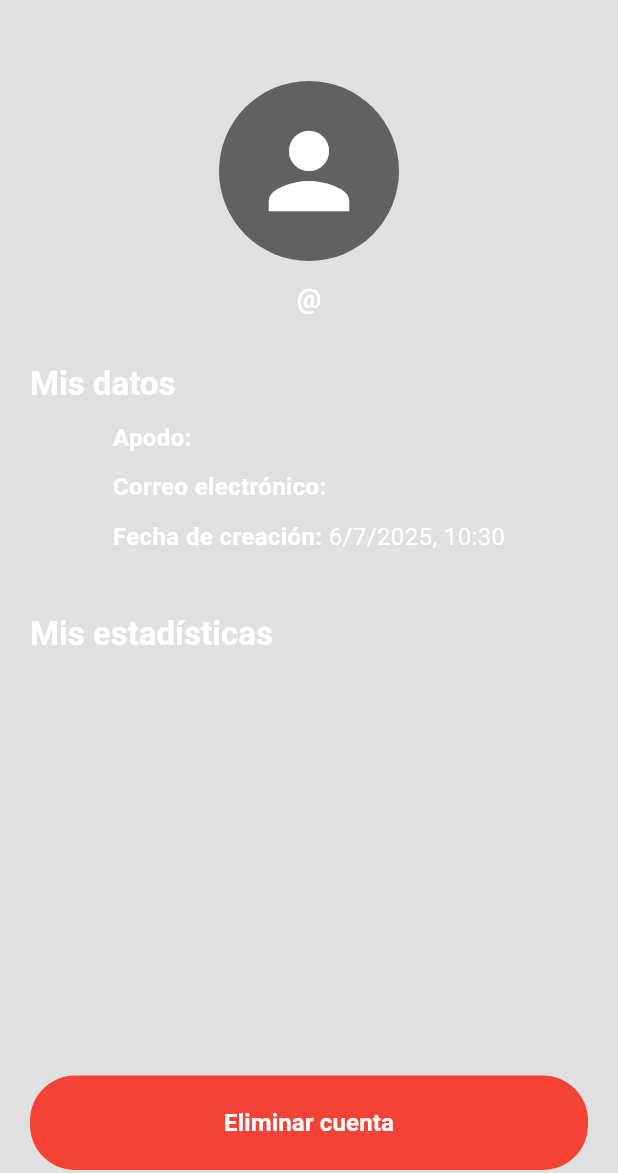
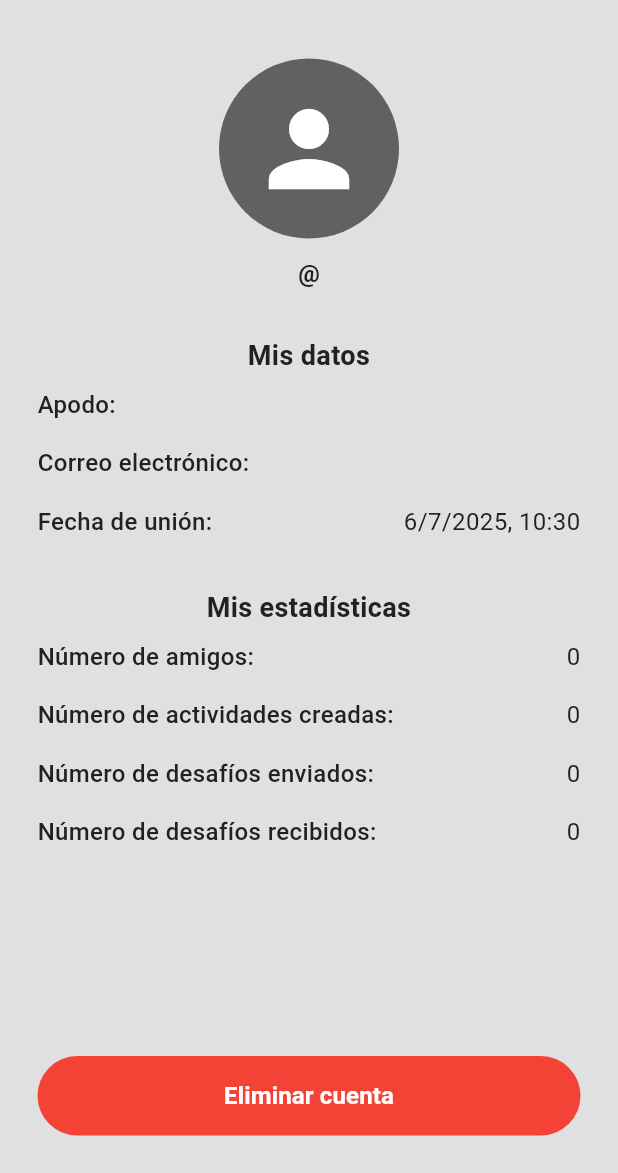
Before and after one commit to ignamarga1/ActivityTracker, a Flutter app: the UserProfilePage screen opened by its route, on a phone screen of 412 x 824 dp, the part 63-1236 px from its top. Run offline on Flutter 3.47's test engine with Material 3 defaults, Android fonts, the phone set to English and light mode, and no system bars; our stand-ins replace cloud_firestore, easy_date_timeline, firebase_auth, firebase_core, flutter_dotenv, fluttertoast and 3 more; accounts and stored records are empty.

Commit message:
Improved UI design
- Changed the profile user page
- Changed font size for titles in the activity details page
- Renamed ProfileCardHeader to DrawerHeaderCard

```diff
--- a/activity_tracker_flutter/lib/components/drawer_header.dart
+++ b/activity_tracker_flutter/lib/components/drawer_header.dart
@@ -1,12 +1,12 @@
 import 'package:flutter/material.dart';
 import 'package:palette_generator/palette_generator.dart';
 
-class ProfileCardHeader extends StatefulWidget {
+class DrawerHeaderCard extends StatefulWidget {
   final String? profileImageUrl;
   final String username;
   final String nickname;
 
-  const ProfileCardHeader({
+  const DrawerHeaderCard({
     super.key,
     required this.profileImageUrl,
     required this.username,
@@ -14,10 +14,10 @@ class ProfileCardHeader extends StatefulWidget {
   });
 
   @override
-  State<ProfileCardHeader> createState() => _ProfileCardHeaderState();
+  State<DrawerHeaderCard> createState() => _DrawerHeaderCardState();
 }
 
-class _ProfileCardHeaderState extends State<ProfileCardHeader> {
+class _DrawerHeaderCardState extends State<DrawerHeaderCard> {
   static final Map<String, List<Color>> _colorCache = {};
 
   static const Color defaultColor1 = Colors.blue;
@@ -33,7 +33,7 @@ class _ProfileCardHeaderState extends State<ProfileCardHeader> {
 
   // Checks if the widget has updated
   @override
-  void didUpdateWidget(ProfileCardHeader oldWidget) {
+  void didUpdateWidget(DrawerHeaderCard oldWidget) {
     super.didUpdateWidget(oldWidget);
     if (widget.profileImageUrl != oldWidget.profileImageUrl) {
       _colorsFuture = _extractColors();
--- a/activity_tracker_flutter/lib/components/home_drawer.dart
+++ b/activity_tracker_flutter/lib/components/home_drawer.dart
@@ -3,7 +3,7 @@ import 'package:activity_tracker_flutter/providers/user_provider.dart';
 import 'package:flutter/material.dart';
 import 'package:activity_tracker_flutter/services/auth_service.dart';
 import 'package:provider/provider.dart';
-import 'drawer_tile.dart'; // si lo separas en otro archivo
+import 'drawer_tile.dart';
 
 class HomeDrawer extends StatefulWidget {
   const HomeDrawer({super.key});
@@ -26,7 +26,7 @@ class _HomeDrawerState extends State<HomeDrawer> {
       child: Column(
         children: [
           // DRAWER HEADER
-          ProfileCardHeader(
+          DrawerHeaderCard(
             profileImageUrl: user!.profilePictureURL,
             username: user.username,
             nickname: user.nickname,
--- a/activity_tracker_flutter/lib/pages/activities/activity_details_page.dart
+++ b/activity_tracker_flutter/lib/pages/activities/activity_details_page.dart
@@ -33,7 +33,7 @@ class _ActivityDetailsPageState extends State<ActivityDetailsPage>
 
     return Scaffold(
       appBar: AppBar(
-        title: const Text('Detalles de la actividad'),
+        title: const Text('Detalles'),
         backgroundColor: Theme.of(context).colorScheme.surface,
 
         // TabBar
@@ -91,7 +91,7 @@ Widget _buildDetailsTab(BuildContext context, Activity activity) {
                   const Text(
                     'Información general',
                     textAlign: TextAlign.center,
-                    style: TextStyle(fontWeight: FontWeight.bold, fontSize: 16),
+                    style: TextStyle(fontWeight: FontWeight.bold, fontSize: 18),
                   ),
                   _buildInfoRow('Título:', activity.title),
                   if (activity.description!.isNotEmpty)
@@ -103,7 +103,7 @@ Widget _buildDetailsTab(BuildContext context, Activity activity) {
                   const Text(
                     'Hito',
                     textAlign: TextAlign.center,
-                    style: TextStyle(fontWeight: FontWeight.bold, fontSize: 16),
+                    style: TextStyle(fontWeight: FontWeight.bold, fontSize: 18),
                   ),
                   Column(
                     crossAxisAlignment: CrossAxisAlignment.start,
@@ -136,7 +136,7 @@ Widget _buildDetailsTab(BuildContext context, Activity activity) {
                   const Text(
                     'Frecuencia',
                     textAlign: TextAlign.center,
-                    style: TextStyle(fontWeight: FontWeight.bold, fontSize: 16),
+                    style: TextStyle(fontWeight: FontWeight.bold, fontSize: 18),
                   ),
                   Column(
                     crossAxisAlignment: CrossAxisAlignment.start,
@@ -166,7 +166,7 @@ Widget _buildDetailsTab(BuildContext context, Activity activity) {
                   const Text(
                     'Recordatorio',
                     textAlign: TextAlign.center,
-                    style: TextStyle(fontWeight: FontWeight.bold, fontSize: 16),
+                    style: TextStyle(fontWeight: FontWeight.bold, fontSize: 18),
                   ),
                   Column(
                     crossAxisAlignment: CrossAxisAlignment.start,
@@ -277,7 +277,10 @@ Widget _buildInfoRow(String title, String value) {
     child: Row(
       mainAxisAlignment: MainAxisAlignment.spaceBetween,
       children: [
-        Text(title, style: const TextStyle(fontWeight: FontWeight.w500)),
+        Text(
+          title,
+          style: const TextStyle(fontWeight: FontWeight.w500, fontSize: 16),
+        ),
         const SizedBox(width: 10),
         Expanded(
           child: Text(
@@ -285,6 +288,7 @@ Widget _buildInfoRow(String title, String value) {
             textAlign: TextAlign.right,
             overflow: TextOverflow.ellipsis,
             maxLines: 2,
+            style: const TextStyle(fontSize: 16),
           ),
         ),
       ],
@@ -301,7 +305,10 @@ Widget _buildCategoryRow(String title, ActivityCategory category) {
     child: Row(
       mainAxisAlignment: MainAxisAlignment.spaceBetween,
       children: [
-        Text(title, style: const TextStyle(fontWeight: FontWeight.bold)),
+        Text(
+          title,
+          style: const TextStyle(fontWeight: FontWeight.w500, fontSize: 16),
+        ),
         const SizedBox(width: 10),
 
         Row(
@@ -313,6 +320,7 @@ Widget _buildCategoryRow(String title, ActivityCategory category) {
               textAlign: TextAlign.right,
               overflow: TextOverflow.ellipsis,
               maxLines: 2,
+              style: const TextStyle(fontSize: 16),
             ),
           ],
         ),
--- a/activity_tracker_flutter/lib/pages/user_profile/user_profile_page.dart
+++ b/activity_tracker_flutter/lib/pages/user_profile/user_profile_page.dart
@@ -38,26 +38,14 @@ class _UserProfilePageState extends State<UserProfilePage> {
 
       // User data
       body: user == null
-          ? Center(
-              child: Column(
-                mainAxisAlignment: MainAxisAlignment.center,
-                children: const [
-                  CircularProgressIndicator(color: Colors.white),
-                  SizedBox(height: 12),
-                  Text(
-                    'Cargando datos...',
-                    style: TextStyle(color: Colors.white),
-                  ),
-                ],
-              ),
-            )
-          : SingleChildScrollView(
-              padding: const EdgeInsets.all(20),
+          ? Center(child: CircularProgressIndicator())
+          : LayoutBuilder(
+              builder: (context, constraints) {
+                return Padding(
+                  padding: const EdgeInsets.all(25),
                   child: Column(
                     crossAxisAlignment: CrossAxisAlignment.center,
                     children: [
-                  const SizedBox(height: 20),
-
                       // Profile picture
                       CircleAvatar(
                         radius: 60,
@@ -66,11 +54,7 @@ class _UserProfilePageState extends State<UserProfilePage> {
                             : null,
                         backgroundColor: Colors.grey.shade700,
                         child: user.profilePictureURL == ''
-                        ? const Icon(
-                            Icons.person,
-                            size: 80,
-                            color: Colors.white,
-                          )
+                            ? const Icon(Icons.person, size: 80)
                             : null,
                       ),
                       const SizedBox(height: 12),
@@ -79,109 +63,70 @@ class _UserProfilePageState extends State<UserProfilePage> {
                       Text(
                         '@${user.username}',
                         style: const TextStyle(
-                      color: Colors.white,
-                      fontSize: 18,
+                          fontSize: 16,
                           fontWeight: FontWeight.bold,
                         ),
                       ),
                       const SizedBox(height: 30),
 
-                  // User Data section
-                  Align(
-                    alignment: Alignment.topLeft,
-                    child: Text(
+                      // User data section
+                      const Text(
                         'Mis datos',
-                      style: Theme.of(context).textTheme.titleLarge!.copyWith(
-                        color: Colors.white,
+                        textAlign: TextAlign.center,
+                        style: TextStyle(
                           fontWeight: FontWeight.bold,
+                          fontSize: 18,
                         ),
                       ),
-                  ),
-                  const SizedBox(height: 10),
 
                       Column(
                         crossAxisAlignment: CrossAxisAlignment.start,
                         children: [
                           // Nickname
-                      Text.rich(
-                        TextSpan(
-                          text: 'Apodo: ',
-                          style: const TextStyle(
-                            fontWeight: FontWeight.bold,
-                            fontSize: 16,
-                            color: Colors.white,
-                          ),
-                          children: [
-                            TextSpan(
-                              text: user.nickname,
-                              style: const TextStyle(
-                                fontWeight: FontWeight.normal,
-                              ),
-                            ),
-                          ],
-                        ),
-                      ),
-                      const SizedBox(height: 10),
+                          _buildInfoRow('Apodo:', user.nickname),
 
                           // Email
-                      Text.rich(
-                        TextSpan(
-                          text: 'Correo electrónico: ',
-                          style: const TextStyle(
-                            fontWeight: FontWeight.bold,
-                            fontSize: 16,
-                            color: Colors.white,
-                          ),
-                          children: [
-                            TextSpan(
-                              text: user.email,
-                              style: const TextStyle(
-                                fontWeight: FontWeight.normal,
-                              ),
-                            ),
-                          ],
-                        ),
-                      ),
-                      const SizedBox(height: 10),
+                          _buildInfoRow('Correo electrónico:', user.email),
 
                           // Account createdDate
-                      Text.rich(
-                        TextSpan(
-                          text: 'Fecha de creación: ',
-                          style: const TextStyle(
-                            fontWeight: FontWeight.bold,
-                            fontSize: 16,
-                            color: Colors.white,
-                          ),
-                          children: [
-                            TextSpan(
-                              text: DateFormat(
+                          _buildInfoRow(
+                            'Fecha de unión:',
+                            DateFormat(
                               'd/M/y, HH:mm',
                             ).format(user.createdAt.toDate()),
-                              style: const TextStyle(
-                                fontWeight: FontWeight.normal,
-                              ),
-                            ),
-                          ],
-                        ),
                           ),
                         ],
                       ),
 
-                  const SizedBox(height: 40),
-
-                  // User Statistics section
-                  Align(
-                    alignment: Alignment.centerLeft,
-                    child: Text(
+                      // More user data
+                      const SizedBox(height: 25),
+                      const Text(
                         'Mis estadísticas',
-                      style: Theme.of(context).textTheme.titleLarge!.copyWith(
-                        color: Colors.white,
+                        textAlign: TextAlign.center,
+                        style: TextStyle(
                           fontWeight: FontWeight.bold,
+                          fontSize: 18,
                         ),
                       ),
+
+                      Column(
+                        crossAxisAlignment: CrossAxisAlignment.start,
+                        children: [
+                          // Friends
+                          _buildInfoRow('Número de amigos:', '0'),
+
+                          // Activities
+                          _buildInfoRow('Número de actividades creadas:', '0'),
+
+                          // Sent challenges
+                          _buildInfoRow('Número de desafíos enviados:', '0'),
+
+                          // Received challenges
+                          _buildInfoRow('Número de desafíos recibidos:', '0'),
+                        ],
                       ),
-                  const SizedBox(height: 280),
+
+                      const Spacer(),
 
                       // Delete account button
                       SizedBox(
@@ -189,7 +134,7 @@ class _UserProfilePageState extends State<UserProfilePage> {
                         child: FilledButton(
                           style: FilledButton.styleFrom(
                             backgroundColor: Colors.red,
-                        padding: const EdgeInsets.all(20),
+                            padding: const EdgeInsets.all(15),
                             shape: RoundedRectangleBorder(
                               borderRadius: BorderRadius.circular(30),
                             ),
@@ -216,7 +161,8 @@ class _UserProfilePageState extends State<UserProfilePage> {
                                     return Form(
                                       key: formKey,
                                       child: AlertDialog(
-                                    insetPadding: const EdgeInsets.symmetric(
+                                        insetPadding:
+                                            const EdgeInsets.symmetric(
                                               horizontal: 30,
                                               vertical: 24,
                                             ),
@@ -311,7 +257,8 @@ class _UserProfilePageState extends State<UserProfilePage> {
                                                   .validate()) {
                                                 AuthService().deleteAccount(
                                                   context: context,
-                                              password: passwordController.text,
+                                                  password:
+                                                      passwordController.text,
                                                 );
                                               }
                                             },
@@ -329,7 +276,35 @@ class _UserProfilePageState extends State<UserProfilePage> {
                       ),
                     ],
                   ),
+                );
+              },
             ),
     );
   }
 }
+
+// Widget that builds a row with the information information passed by parameters
+Widget _buildInfoRow(String title, String value) {
+  return Padding(
+    padding: const EdgeInsets.symmetric(vertical: 8),
+    child: Row(
+      mainAxisAlignment: MainAxisAlignment.spaceBetween,
+      children: [
+        Text(
+          title,
+          style: const TextStyle(fontWeight: FontWeight.w500, fontSize: 16),
+        ),
+        const SizedBox(width: 10),
+        Expanded(
+          child: Text(
+            value,
+            textAlign: TextAlign.right,
+            overflow: TextOverflow.ellipsis,
+            maxLines: 2,
+            style: const TextStyle(fontSize: 16),
+          ),
+        ),
+      ],
+    ),
+  );
+}
--- a/activity_tracker_flutter/lib/themes/dark_mode.dart
+++ b/activity_tracker_flutter/lib/themes/dark_mode.dart
@@ -1,4 +1,3 @@
-//import 'package:activity_tracker_flutter/themes/custom_page_transition.dart';
 import 'package:activity_tracker_flutter/themes/custom_page_transition.dart';
 import 'package:flutter/material.dart';
 
--- a/activity_tracker_flutter/lib/themes/light_mode.dart
+++ b/activity_tracker_flutter/lib/themes/light_mode.dart
@@ -10,7 +10,7 @@ ThemeData lightMode = ThemeData(
     secondary: Colors.blue.shade400,
     inversePrimary: Colors.blue.shade200,
   ),
-  textTheme: ThemeData.dark().textTheme.apply(
+  textTheme: ThemeData.light().textTheme.apply(
     bodyColor: Colors.grey[900],
     displayColor: Colors.black,
   ),
```
Lines whose indentation alone changed are shown as unchanged.
